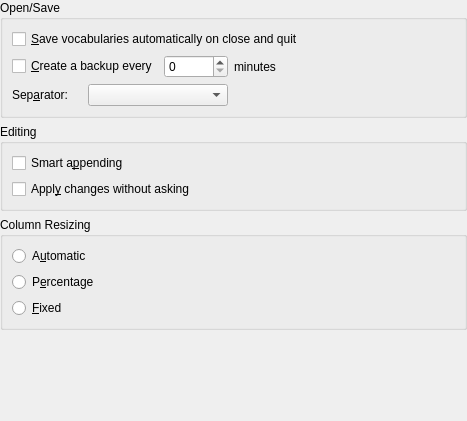
The window that kvoctrain/common-dialogs/generaloptionsbase.ui (KDE/parley) describes before a commit, drawn with Qt 5.
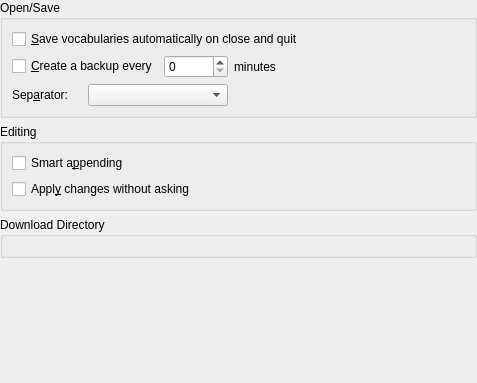
The same window after the commit. Custom widgets are drawn as their Qt base class.

Diff of the .ui file:
```diff
--- a/kvoctrain/common-dialogs/generaloptionsbase.ui
+++ b/kvoctrain/common-dialogs/generaloptionsbase.ui
@@ -6,8 +6,8 @@
    <rect>
     <x>0</x>
     <y>0</y>
-    <width>467</width>
-    <height>421</height>
+    <width>477</width>
+    <height>383</height>
    </rect>
   </property>
   <layout class="QGridLayout" >
@@ -17,6 +17,47 @@
    <property name="spacing" >
     <number>6</number>
    </property>
+   <item row="3" column="0" >
+    <spacer>
+     <property name="orientation" >
+      <enum>Qt::Vertical</enum>
+     </property>
+     <property name="sizeType" >
+      <enum>QSizePolicy::Expanding</enum>
+     </property>
+     <property name="sizeHint" >
+      <size>
+       <width>51</width>
+       <height>51</height>
+      </size>
+     </property>
+    </spacer>
+   </item>
+   <item row="2" column="0" >
+    <widget class="KButtonGroup" name="kbuttongroup_2" >
+     <property name="title" >
+      <string>Download Directory</string>
+     </property>
+     <layout class="QGridLayout" >
+      <property name="margin" >
+       <number>9</number>
+      </property>
+      <property name="spacing" >
+       <number>6</number>
+      </property>
+      <item row="0" column="0" >
+       <widget class="KUrlRequester" name="InstallPathRequester" >
+        <property name="toolTip" >
+         <string>The directory where downloaded vocabularies will be saved.</string>
+        </property>
+        <property name="whatsThis" >
+         <string>Vocabularies downloaded using "Get New Vocabularies..." will be saved in this directory.</string>
+        </property>
+       </widget>
+      </item>
+     </layout>
+    </widget>
+   </item>
    <item row="0" column="0" >
     <widget class="KButtonGroup" name="kbuttongroup" >
      <property name="title" >
@@ -126,22 +167,6 @@
      </layout>
     </widget>
    </item>
-   <item row="3" column="0" >
-    <spacer>
-     <property name="orientation" >
-      <enum>Qt::Vertical</enum>
-     </property>
-     <property name="sizeType" >
-      <enum>QSizePolicy::Expanding</enum>
-     </property>
-     <property name="sizeHint" >
-      <size>
-       <width>51</width>
-       <height>51</height>
-      </size>
-     </property>
-    </spacer>
-   </item>
    <item row="1" column="0" >
     <widget class="KButtonGroup" name="editingGroup" >
      <property name="title" >
@@ -183,60 +208,6 @@
      </layout>
     </widget>
    </item>
-   <item row="2" column="0" >
-    <widget class="KButtonGroup" name="kcfg_HeaderResizeMode" >
-     <property name="title" >
-      <string>Column Resizing</string>
-     </property>
-     <layout class="QGridLayout" >
-      <property name="margin" >
-       <number>9</number>
-      </property>
-      <property name="spacing" >
-       <number>6</number>
-      </property>
-      <item row="0" column="0" >
-       <widget class="QRadioButton" name="hb_auto" >
-        <property name="toolTip" >
-         <string>KVocTrain determines the resizing of the columns</string>
-        </property>
-        <property name="whatsThis" >
-         <string>KVocTrain makes each column the same width except the leftmost with the lesson names, which is half the size of the others. The second column, which contains the picture that describes the state of the row, has a fixed width.</string>
-        </property>
-        <property name="text" >
-         <string>A&amp;utomatic</string>
-        </property>
-       </widget>
-      </item>
-      <item row="2" column="0" >
-       <widget class="QRadioButton" name="hb_fixed" >
-        <property name="toolTip" >
-         <string>There is no resizing of the columns</string>
-        </property>
-        <property name="whatsThis" >
-         <string>When checked, the columns are not resized</string>
-        </property>
-        <property name="text" >
-         <string>&amp;Fixed</string>
-        </property>
-       </widget>
-      </item>
-      <item row="1" column="0" >
-       <widget class="QRadioButton" name="hb_percent" >
-        <property name="toolTip" >
-         <string>The columns resize using the same factor that the window is resized to.</string>
-        </property>
-        <property name="whatsThis" >
-         <string>If this is checked, the columns resize by the same amount as the window</string>
-        </property>
-        <property name="text" >
-         <string>P&amp;ercentage</string>
-        </property>
-       </widget>
-      </item>
-     </layout>
-    </widget>
-   </item>
   </layout>
  </widget>
  <layoutdefault spacing="6" margin="11" />
@@ -258,6 +229,11 @@
    <extends>QComboBox</extends>
    <header>kcombobox.h</header>
   </customwidget>
+  <customwidget>
+   <class>KUrlRequester</class>
+   <extends>QFrame</extends>
+   <header>kurlrequester.h</header>
+  </customwidget>
  </customwidgets>
  <includes/>
  <resources/>
```
Left out of the diff: 10 changed lines with no effect on the pictures.
